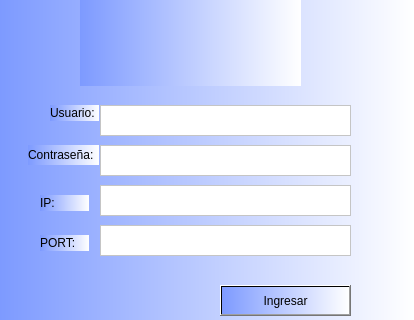
alexd403/PA_team, file Practica7/Menu.ui: the form before one commit; both pictures show x 0 to 414 and y 105 to 425 of the 414 by 519 pixel window.
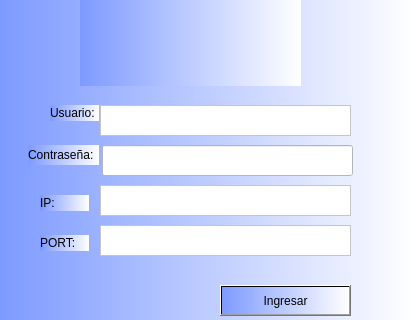
The form after the commit. Icons and pictures are not drawn.

Commit message: Actualizacion, cambio de interfaz, contraseña

What changed in the file:
```diff
--- a/Practica7/Menu.ui
+++ b/Practica7/Menu.ui
@@ -34,19 +34,6 @@
      <string notr="true">background-color: rgb(255, 255, 255);</string>
     </property>
    </widget>
-   <widget class="QTextEdit" name="contra_txe">
-    <property name="geometry">
-     <rect>
-      <x>100</x>
-      <y>250</y>
-      <width>251</width>
-      <height>31</height>
-     </rect>
-    </property>
-    <property name="styleSheet">
-     <string notr="true">background-color: rgb(255, 255, 255);</string>
-    </property>
-   </widget>
    <widget class="QPushButton" name="ingresar_btn">
     <property name="geometry">
      <rect>
@@ -186,6 +173,22 @@
      <string>PORT:</string>
     </property>
    </widget>
+   <widget class="QLineEdit" name="contra_txe">
+    <property name="geometry">
+     <rect>
+      <x>102</x>
+      <y>250</y>
+      <width>251</width>
+      <height>31</height>
+     </rect>
+    </property>
+    <property name="styleSheet">
+     <string notr="true">background-color: rgb(255, 255, 255);</string>
+    </property>
+    <property name="echoMode">
+     <enum>QLineEdit::Password</enum>
+    </property>
+   </widget>
   </widget>
   <widget class="QMenuBar" name="menubar">
    <property name="geometry">
```
The commit also changes 6 other files.
